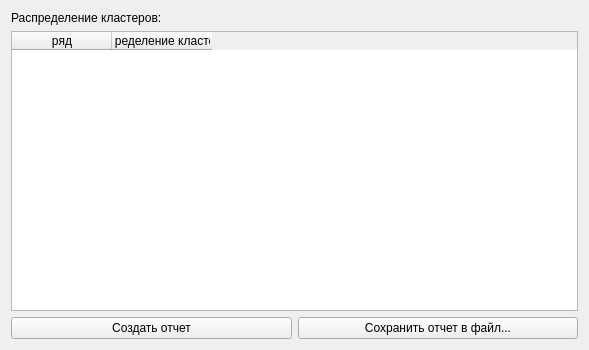
This is src/splitsclusterisationreport.ui in zOrg1331/qznonstat as Qt 5 draws it before an edit. The edited form follows.
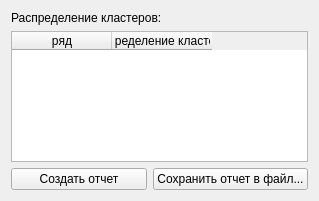
This is the edited form.

Commit message:
окно отчета по кластеризации удалил
виджет с распределением кластеров перенес в "настройку параметров
кластеризации"

The edit to the form file:
```diff
--- a/src/splitsclusterisationreport.ui
+++ b/src/splitsclusterisationreport.ui
@@ -6,8 +6,8 @@
    <rect>
     <x>0</x>
     <y>0</y>
-    <width>589</width>
-    <height>350</height>
+    <width>319</width>
+    <height>201</height>
    </rect>
   </property>
   <property name="windowTitle">
```
The commit also changes 7 other files.
